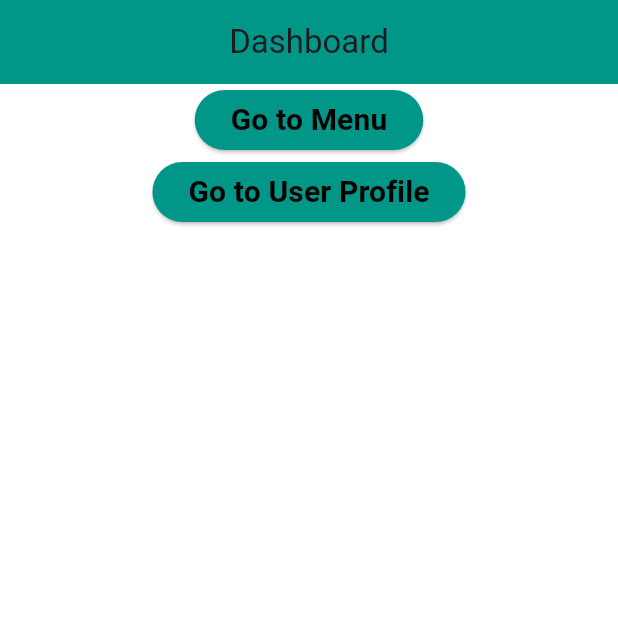
After one commit to VillalobosCarla/FE-ShotWithYou, a Flutter app: the screen it shows after launch, on a phone screen of 412 x 824 dp, the top half of it. The commit adds this screen. Run offline on Flutter 3.47's test engine with Material 3 defaults, Android fonts, the phone set to English and light mode, and no system bars.

Commit message:
Navigation and Routing

```diff
--- a/lib/main.dart
+++ b/lib/main.dart
@@ -1,7 +1,14 @@
 import 'package:flutter/material.dart';
 import 'package:hehe/home.dart';
+import 'package:hehe/pages/dashboard.dart';
+import 'package:hehe/pages/menu.dart';
 
 
 void main() => runApp(MaterialApp(
-  home: Home(),
+ routes: {
+   '/' : (context) => Dashboard(),
+   '/menu' : (context) => Menu(),
+   'profile' : (context) => Home(),
+
+ },
 ));
--- /dev/null
+++ b/lib/pages/dashboard.dart
@@ -0,0 +1,63 @@
+import 'package:flutter/material.dart';
+
+class Dashboard extends StatefulWidget {
+  const Dashboard({super.key});
+
+  @override
+  State<Dashboard> createState() => _DashboardState();
+}
+
+class _DashboardState extends State<Dashboard> {
+  @override
+  Widget build(BuildContext context) {
+    return Scaffold(
+      backgroundColor: Colors.white,
+      appBar: AppBar(
+        title: Text('Dashboard'),
+        backgroundColor: Colors.teal,
+        centerTitle: true,
+      ),
+
+      body: Center(
+        child: Container(
+          child: Column(
+            children: [
+              ElevatedButton(
+                onPressed: (){
+                  Navigator.pushNamed(context, '/menu');
+                },
+                child: Text('Go to Menu',
+                  style: TextStyle(
+                    fontSize: 20.0,
+                    color: Colors.black,
+                    fontWeight: FontWeight.bold,
+                  ),
+                ),
+                style: const ButtonStyle(
+                    backgroundColor: WidgetStatePropertyAll(Colors.teal)
+                ),
+              ),
+              ElevatedButton(
+                onPressed: (){
+                  Navigator.pushNamed(context, 'profile');
+                },
+                child: Text('Go to User Profile',
+                  style: TextStyle(
+                    fontSize: 20.0,
+                    color: Colors.black,
+                    fontWeight: FontWeight.bold,
+                  ),
+                ),
+                style: const ButtonStyle(
+                    backgroundColor: WidgetStatePropertyAll(Colors.teal)
+                ),
+              ),
+            ],
+          ),
+        ),
+      ),
+
+
+    );
+  }
+}
--- /dev/null
+++ b/lib/pages/menu.dart
@@ -0,0 +1,23 @@
+import 'package:flutter/material.dart';
+
+class Menu extends StatefulWidget {
+  const Menu({super.key});
+
+  @override
+  State<Menu> createState() => _MenuState();
+}
+
+class _MenuState extends State<Menu> {
+  @override
+  Widget build(BuildContext context) {
+    return Scaffold(
+      backgroundColor: Colors.white,
+      appBar: AppBar(
+        title: Text('Menu'),
+        backgroundColor: Colors.teal,
+        centerTitle: true,
+      ),
+
+    );
+  }
+}
```
